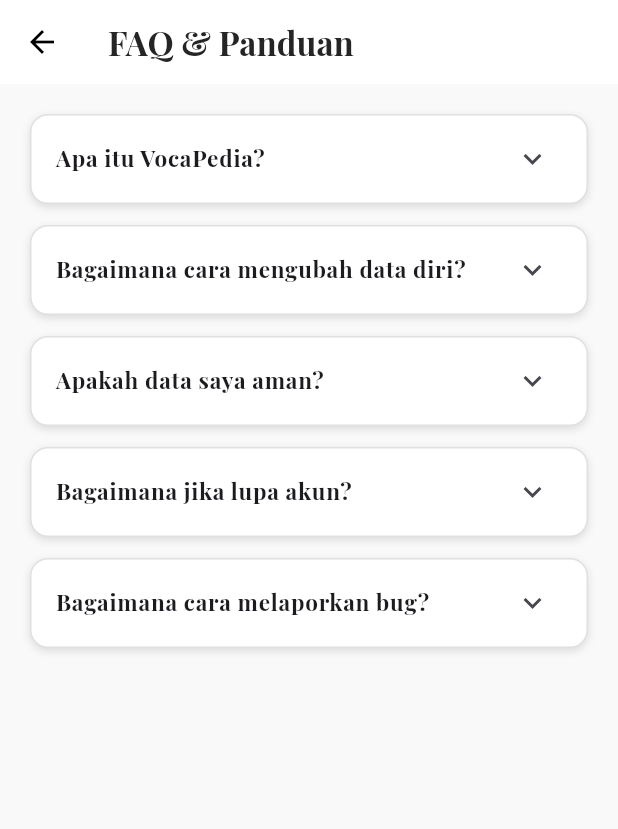
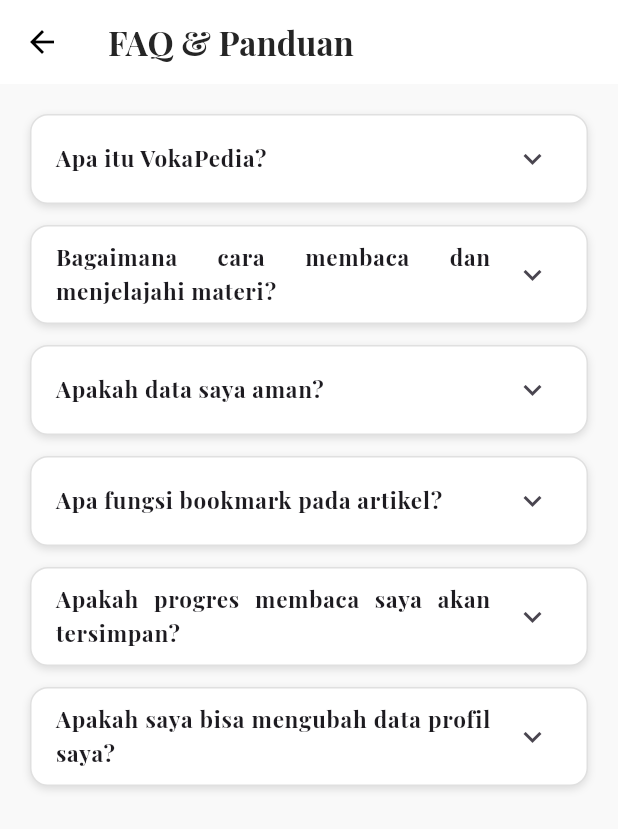
Before and after one commit to ellvr/vokapedia, a Flutter app: the HomeScreen screen opened directly with empty values, item 5 of the bottom bar chosen, after a tap on "FAQ & Panduan", on a phone screen of 412 x 824 dp. Shown: the top 829 px of the screen. Run offline on Flutter 3.47's test engine with Material 3 defaults, Android fonts, the phone set to English and light mode, and no system bars; our stand-ins replace cloud_firestore, firebase_auth, firebase_core, flutter_svg, share_plus; accounts and stored records are empty; project files that could hold a hidden picture were left out.

Commit message:
firza 14 des

```diff
--- a/lib/screen/article_detail_screen.dart
+++ b/lib/screen/article_detail_screen.dart
@@ -162,7 +162,7 @@ class _ArticleDetailScreenState extends State<ArticleDetailScreen> {
         const SnackBar(
           content: Text('Berhasil ditambahkan ke Library!'),
           duration: Duration(seconds: 2),
-          backgroundColor: Colors.green,
+          backgroundColor: AppColors.primaryBlue,
         ),
       );
     }
--- a/lib/screen/article_reading_screen.dart
+++ b/lib/screen/article_reading_screen.dart
@@ -195,7 +195,7 @@ class _ArticleReadingScreenState extends State<ArticleReadingScreen> {
     ScaffoldMessenger.of(context).showSnackBar(
       const SnackBar(
         content: Text(
-          'Anda telah selesai membaca artikel ini! Progress disimpan.',
+          'Selesai membaca artikel ini! Progress disimpan.',
         ),
         duration: Duration(seconds: 2),
       ),
@@ -746,10 +746,6 @@ class _ArticleReadingScreenState extends State<ArticleReadingScreen> {
             ),
             onPressed: _toggleThemeSelector,
           ),
-          IconButton(
-            icon: Icon(Icons.menu_book, color: _colors.icon),
-            onPressed: () {},
-          ),
         ],
       ),
       body: Column(
--- a/lib/screen/faq_screen.dart
+++ b/lib/screen/faq_screen.dart
@@ -20,17 +20,14 @@ class FAQScreen extends StatelessWidget {
         padding: const EdgeInsets.all(20),
         children: const [
           _FAQItem(
-            question: 'Apa itu VocaPedia?',
+            question: 'Apa itu VokaPedia?',
             answer:
-                'VocaPedia adalah platform pembelajaran yang menyediakan materi '
-                'Bahasa Indonesia dalam bentuk arsip digital yang mudah diakses '
-                'kapan saja dan di mana saja.',
+                'VokaPedia adalah platform pembelajaran Bahasa Indonesia berbasis arsip digital yang membantu pengguna mengakses, membaca, dan menyimpan materi pembelajaran dengan lebih mudah dan terstruktur.',
           ),
           _FAQItem(
-            question: 'Bagaimana cara mengubah data diri?',
+            question: 'Bagaimana cara membaca dan menjelajahi materi?',
             answer:
-                'Anda dapat mengubah data diri melalui menu Profil lalu memilih '
-                'Data Diri. Setelah melakukan perubahan, tekan tombol Simpan.',
+                'Kamu bisa menjelajahi materi melalui halaman Beranda atau Library. Pilih artikel yang ingin dibaca, lalu scroll untuk menikmati isi materi secara lengkap sekaligus penanda terakhir dibaca.',
           ),
           _FAQItem(
             question: 'Apakah data saya aman?',
@@ -39,16 +36,19 @@ class FAQScreen extends StatelessWidget {
                 'untuk keperluan aplikasi sesuai dengan kebijakan privasi.',
           ),
           _FAQItem(
-            question: 'Bagaimana jika lupa akun?',
+            question: 'Apa fungsi bookmark pada artikel?',
             answer:
-                'Silakan lakukan login ulang menggunakan email yang terdaftar '
-                'atau hubungi admin melalui menu Laporkan Masalah.',
+                'Fitur bookmark memungkinkan kamu menandai kalimat atau bagian penting dalam artikel agar lebih mudah diingat dan dipelajari kembali.',
           ),
           _FAQItem(
-            question: 'Bagaimana cara melaporkan bug?',
+            question: 'Apakah progres membaca saya akan tersimpan?',
             answer:
-                'Anda dapat melaporkan bug atau kendala melalui halaman '
-                'Laporkan Masalah yang tersedia di menu Profil.',
+                'Ya. VokaPedia secara otomatis menyimpan progres membaca, sehingga kamu bisa melanjutkan membaca artikel dari bagian terakhir yang kamu baca.',
+          ),
+          _FAQItem(
+            question: 'Apakah saya bisa mengubah data profil saya?',
+            answer:
+                'Tentu. Kamu dapat mengubah data diri seperti nama dan informasi lainnya melalui menu Profil → Data Diri. Perubahan akan tersimpan secara otomatis di akunmu.',
           ),
         ],
       ),
@@ -78,12 +78,14 @@ class _FAQItem extends StatelessWidget {
         title: Text(
           question,
           style: const TextStyle(fontWeight: FontWeight.w600, fontSize: 15),
+          textAlign: TextAlign.justify,
         ),
         childrenPadding: const EdgeInsets.fromLTRB(16, 0, 16, 16),
         children: [
           Text(
             answer,
             style: const TextStyle(fontSize: 14, color: Colors.black87),
+            textAlign: TextAlign.justify,
           ),
         ],
       ),
--- a/lib/screen/home_screen.dart
+++ b/lib/screen/home_screen.dart
@@ -1,3 +1,5 @@
+// ignore_for_file: empty_catches, deprecated_member_use
+
 import 'package:flutter/material.dart';
 import 'package:firebase_auth/firebase_auth.dart';
 import 'package:cloud_firestore/cloud_firestore.dart';
@@ -33,12 +35,15 @@ class _HomeScreenState extends State<HomeScreen> {
   String _userName = 'Pengguna';
   String? _userPhotoUrl;
 
+  List<Article> _featuredArticles = [];
+  bool _isFeaturedLoading = true;
+
   @override
   void initState() {
     super.initState();
     _currentIndex = widget.initialIndex;
-    _pageController.addListener(_onPageChanged);
     _loadUserName();
+    _loadFeaturedArticles();
   }
 
   Future<void> _loadUserName() async {
@@ -59,33 +64,34 @@ class _HomeScreenState extends State<HomeScreen> {
           if (snap.exists && (snap.data() as Map).containsKey('name')) {
             name = snap['name'];
           }
-        } catch (e) {}
+        } catch (_) {}
       }
 
       if (mounted) {
         setState(() {
           if (name != null && name.isNotEmpty) {
-            _userName = name!.split(' ')[0];
+            _userName = name.split(' ')[0];
           } else if (user.email != null) {
             _userName = user.email!.split('@')[0];
           } else {
             _userName = 'Pengguna';
           }
-
           _userPhotoUrl = photoUrl;
         });
       }
     }
   }
 
-  @override
-  void dispose() {
-    _pageController.removeListener(_onPageChanged);
-    _pageController.dispose();
-    super.dispose();
+  Future<void> _loadFeaturedArticles() async {
+    getArticlesByFeature(field: 'isFeatured', value: true).first.then((data) {
+      if (mounted) {
+        setState(() {
+          _featuredArticles = data;
+          _isFeaturedLoading = false;
+        });
       }
-
-  void _onPageChanged() {}
+    });
+  }
 
   final List<Widget> _screens = [
     const SizedBox(),
@@ -115,12 +121,12 @@ class _HomeScreenState extends State<HomeScreen> {
               stream: getArticlesByFeature(field: 'isTopPick', value: true),
               height: 200,
             ),
-            _buildSectionTitle(title: 'Continue reading'),
-            _buildArticlesList(
-              stream: getContinueReadingArticles(),
-              height: 220,
-              isReadingList: true,
-            ),
+            // _buildSectionTitle(title: 'Continue reading'),
+            // _buildArticlesList(
+            //   stream: getContinueReadingArticles(),
+            //   height: 220,
+            //   isReadingList: true,
+            // ),
             const SizedBox(height: 100),
           ],
         ),
@@ -147,6 +153,7 @@ class _HomeScreenState extends State<HomeScreen> {
             ),
           );
         }
+
         if (!snapshot.hasData || snapshot.data!.isEmpty) {
           return const Padding(
             padding: EdgeInsets.symmetric(horizontal: _paddingHorizontal),
@@ -181,21 +188,21 @@ class _HomeScreenState extends State<HomeScreen> {
     );
   }
 
-  Widget? _buildFab() {
-    if (widget.userRole == 'admin') {
-      return FloatingActionButton(
-        onPressed: () {
-          Navigator.push(
-            context,
-            MaterialPageRoute(builder: (_) => const AddArticleScreen()),
-          );
-        },
-        backgroundColor: AppColors.black,
-        child: const Icon(Icons.add, color: AppColors.white),
-      );
-    }
-    return null;
-  }
+  // Widget? _buildFab() {
+  //   if (widget.userRole == 'admin') {
+  //     return FloatingActionButton(
+  //       onPressed: () {
+  //         Navigator.push(
+  //           context,
+  //           MaterialPageRoute(builder: (_) => const AddArticleScreen()),
+  //         );
+  //       },
+  //       backgroundColor: AppColors.black,
+  //       child: const Icon(Icons.add, color: AppColors.white),
+  //     );
+  //   }
+  //   return null;
+  // }
 
   @override
   Widget build(BuildContext context) {
@@ -209,8 +216,8 @@ class _HomeScreenState extends State<HomeScreen> {
         currentIndex: _currentIndex,
         onTap: _onItemTapped,
       ),
-      floatingActionButton: isHome ? _buildFab() : null,
-      floatingActionButtonLocation: FloatingActionButtonLocation.endFloat,
+      // floatingActionButton: isHome ? _buildFab() : null,
+      // floatingActionButtonLocation: FloatingActionButtonLocation.endFloat,
     );
   }
 
@@ -277,10 +284,7 @@ class _HomeScreenState extends State<HomeScreen> {
   }
 
   Widget _buildFeaturedContent() {
-    return StreamBuilder<List<Article>>(
-      stream: getArticlesByFeature(field: 'isFeatured', value: true),
-      builder: (context, snapshot) {
-        if (snapshot.connectionState == ConnectionState.waiting) {
+    if (_isFeaturedLoading) {
       return const SizedBox(
         height: 150,
         child: Center(
@@ -291,11 +295,10 @@ class _HomeScreenState extends State<HomeScreen> {
         ),
       );
     }
-        if (!snapshot.hasData || snapshot.data!.isEmpty) {
+
+    if (_featuredArticles.isEmpty) {
       return const SizedBox.shrink();
     }
-
-        final featuredContent = snapshot.data!;
 
     return Column(
       children: <Widget>[
@@ -304,14 +307,14 @@ class _HomeScreenState extends State<HomeScreen> {
           height: 150,
           child: PageView.builder(
             controller: _pageController,
-                itemCount: featuredContent.length,
+            itemCount: _featuredArticles.length,
             onPageChanged: (index) {
               setState(() {
                 _currentPage = index;
               });
             },
             itemBuilder: (context, index) {
-                  final item = featuredContent[index];
+              final item = _featuredArticles[index];
               return GestureDetector(
                 onTap: () {
                   Navigator.push(
@@ -322,22 +325,11 @@ class _HomeScreenState extends State<HomeScreen> {
                     ),
                   );
                 },
+                child: Padding(
+                  padding: const EdgeInsets.only(right: 20),
                   child: ClipRRect(
                     borderRadius: BorderRadius.circular(12),
-                      child: Image.network(
-                        item.imagePath,
-                        fit: BoxFit.cover,
-                        errorBuilder: (context, error, stackTrace) {
-                          return Container(
-                            color: AppColors.softBlue,
-                            child: const Center(
-                              child: Text(
-                                'Gambar tidak ditemukan',
-                                style: TextStyle(color: AppColors.white),
-                              ),
-                            ),
-                          );
-                        },
+                    child: Image.network(item.imagePath, fit: BoxFit.cover),
                   ),
                 ),
               );
@@ -347,13 +339,11 @@ class _HomeScreenState extends State<HomeScreen> {
         Padding(
           padding: const EdgeInsets.symmetric(vertical: 10.0),
           child: _DotIndicator(
-                count: featuredContent.length,
+            count: _featuredArticles.length,
             currentIndex: _currentPage,
           ),
         ),
       ],
-        );
-      },
     );
   }
 
@@ -409,15 +399,6 @@ class _HomeScreenState extends State<HomeScreen> {
                 fit: BoxFit.cover,
                 width: double.infinity,
                 height: double.infinity,
-                errorBuilder: (context, error, stackTrace) {
-                  return const Center(
-                    child: Text(
-                      'Gagal memuat gambar',
-                      textAlign: TextAlign.center,
-                      style: TextStyle(fontSize: 12, color: AppColors.darkGrey),
-                    ),
-                  );
-                },
               ),
             ),
           ),
--- a/lib/screen/keamanan_privasi_screen.dart
+++ b/lib/screen/keamanan_privasi_screen.dart
@@ -1,3 +1,5 @@
+// ignore_for_file: deprecated_member_use
+
 import 'package:flutter/material.dart';
 import 'package:vokapedia/utils/color_constants.dart';
 
--- a/lib/screen/laporkan_masalah_screen.dart
+++ b/lib/screen/laporkan_masalah_screen.dart
@@ -1,3 +1,5 @@
+// ignore_for_file: deprecated_member_use
+
 import 'package:flutter/material.dart';
 import 'package:url_launcher/url_launcher.dart';
 import 'package:vokapedia/utils/color_constants.dart';
--- a/lib/screen/library_screen.dart
+++ b/lib/screen/library_screen.dart
@@ -128,7 +128,7 @@ class _LibraryScreenState extends State<LibraryScreen> {
                           crossAxisCount: 2,
                           crossAxisSpacing: 15.0,
                           mainAxisSpacing: 15.0,
-                          childAspectRatio: 0.6,
+                          childAspectRatio: 0.75,
                         ),
                     itemCount: libraryItems.length,
                     itemBuilder: (context, index) {
@@ -151,9 +151,7 @@ class _LibraryScreenState extends State<LibraryScreen> {
     final bool isFinished = progress >= 1.0;
 
     return InkWell(
-      // Menggunakan InkWell agar ada efek visual saat dipencet
-      onTap: () =>
-          _navigateToReadingScreen(context, item), // Panggil fungsi navigasi
+      onTap: () => _navigateToReadingScreen(context, item),
       borderRadius: BorderRadius.circular(10),
       child: Column(
         crossAxisAlignment: CrossAxisAlignment.start,
--- a/lib/screen/profile_screen.dart
+++ b/lib/screen/profile_screen.dart
@@ -1,3 +1,5 @@
+// ignore_for_file: empty_catches, use_build_context_synchronously
+
 import 'package:flutter/material.dart';
 import 'package:firebase_auth/firebase_auth.dart';
 import 'package:cloud_firestore/cloud_firestore.dart';
```
Also changed, not shown: lib/screen/auth/login_screen.dart (+12 -8 lines). Lines whose indentation alone changed are shown as unchanged.
